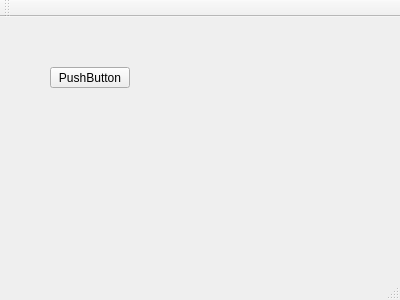
Above: ui/mainwindow.ui from jatson/Chip-8_emu before the change. Below: the same form after it.
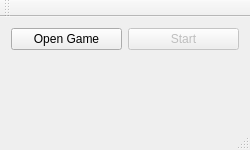
That is the form after the change.

Diff of the .ui file:
```diff
--- a/ui/mainwindow.ui
+++ b/ui/mainwindow.ui
@@ -6,27 +6,62 @@
    <rect>
     <x>0</x>
     <y>0</y>
-    <width>400</width>
-    <height>300</height>
+    <width>250</width>
+    <height>150</height>
    </rect>
   </property>
+  <property name="minimumSize">
+   <size>
+    <width>250</width>
+    <height>150</height>
+   </size>
+  </property>
+  <property name="maximumSize">
+   <size>
+    <width>250</width>
+    <height>150</height>
+   </size>
+  </property>
   <property name="windowTitle">
    <string>MainWindow</string>
   </property>
   <widget class="QWidget" name="centralWidget">
-   <widget class="QPushButton" name="start_pushButton">
-    <property name="geometry">
-     <rect>
-      <x>50</x>
-      <y>50</y>
-      <width>80</width>
-      <height>21</height>
-     </rect>
-    </property>
-    <property name="text">
-     <string>PushButton</string>
-    </property>
-   </widget>
+   <layout class="QVBoxLayout" name="verticalLayout">
+    <item>
+     <layout class="QHBoxLayout" name="horizontalLayout">
+      <item>
+       <widget class="QPushButton" name="browse_pushButton">
+        <property name="text">
+         <string>Open Game</string>
+        </property>
+       </widget>
+      </item>
+      <item>
+       <widget class="QPushButton" name="start_pushButton">
+        <property name="enabled">
+         <bool>false</bool>
+        </property>
+        <property name="text">
+         <string>Start</string>
+        </property>
+       </widget>
+      </item>
+     </layout>
+    </item>
+    <item>
+     <spacer name="verticalSpacer">
+      <property name="orientation">
+       <enum>Qt::Vertical</enum>
+      </property>
+      <property name="sizeHint" stdset="0">
+       <size>
+        <width>20</width>
+        <height>40</height>
+       </size>
+      </property>
+     </spacer>
+    </item>
+   </layout>
   </widget>
   <widget class="QMenuBar" name="menuBar">
    <property name="geometry">
```
Left out of the diff: 2 changed lines with no effect on the pictures.
